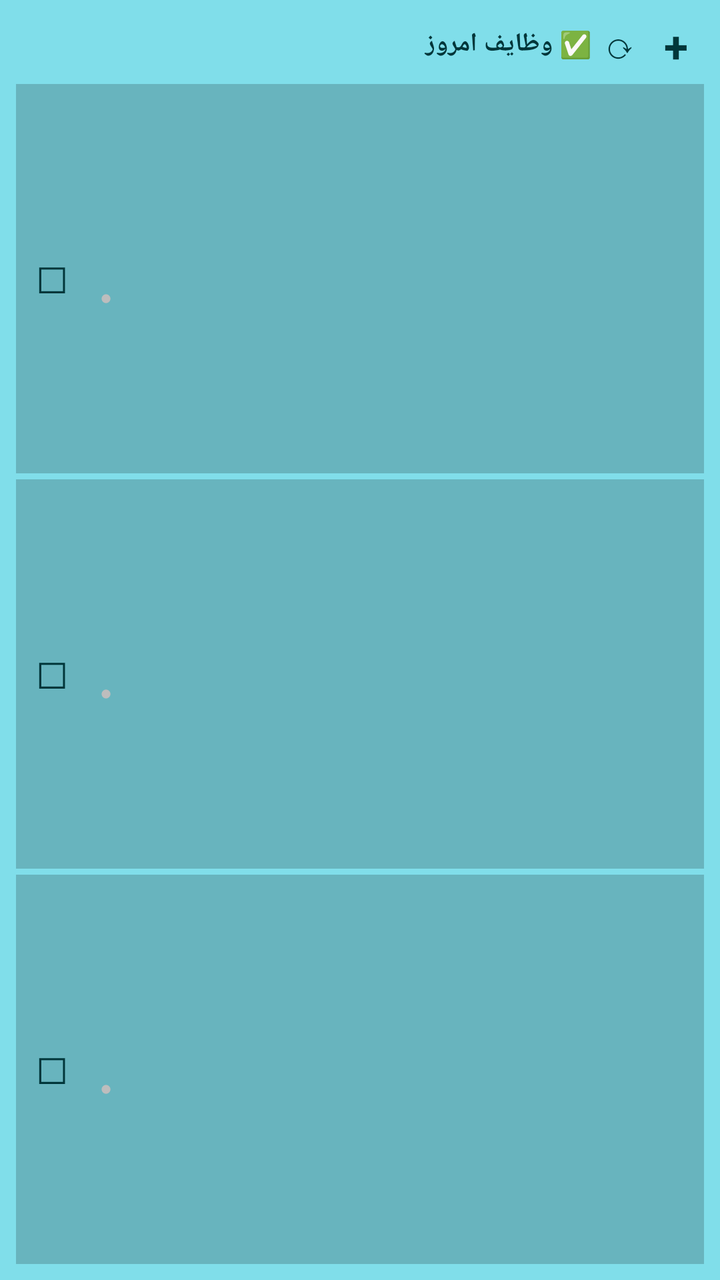
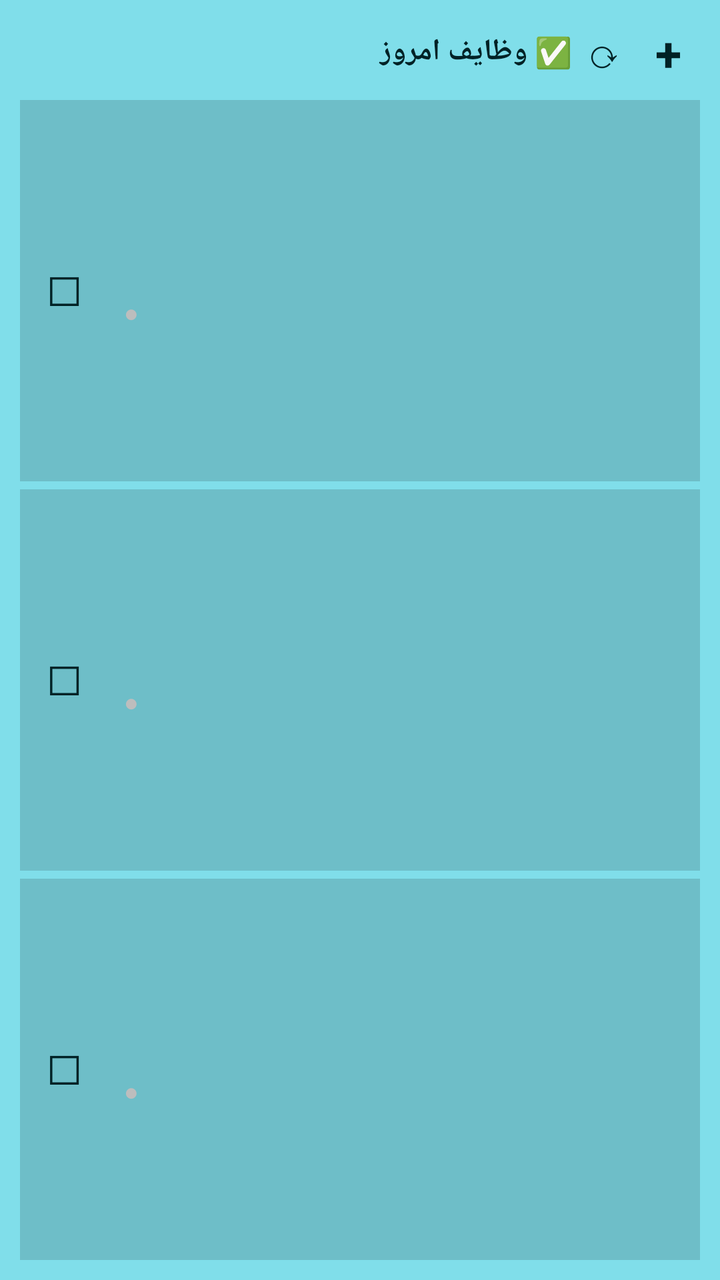

Before-and-after screenshots of an Android layout around one commit, followed by the original layout XML and the change that was made.
<!-- AndroidManifest.xml: application theme Theme.Yaddasht -->
<!-- res/layout/task_widget_layout.xml -->
<?xml version="1.0" encoding="utf-8"?>
<LinearLayout xmlns:android="http://schemas.android.com/apk/res/android"
    android:id="@+id/task_widget_root"
    android:layout_width="match_parent"
    android:layout_height="match_parent"
    android:orientation="vertical"
    android:background="#FF80DEEA"
    android:padding="8dp">

    <LinearLayout
        android:layout_width="match_parent"
        android:layout_height="wrap_content"
        android:orientation="horizontal"
        android:gravity="center_vertical"
        android:layout_marginBottom="6dp">
        <TextView
            android:id="@+id/task_widget_title"
            android:layout_width="0dp"
            android:layout_height="wrap_content"
            android:layout_weight="1"
            android:text="✅ وظایف امروز"
            android:textColor="#FF00363A"
            android:textSize="13sp"
            android:textStyle="bold"
            android:maxLines="1"
            android:ellipsize="end" />
        <TextView
            android:id="@+id/task_refresh"
            android:layout_width="28dp"
            android:layout_height="28dp"
            android:text="⟳"
            android:textColor="#FF00363A"
            android:textSize="18sp"
            android:gravity="center" />
        <TextView
            android:id="@+id/task_add"
            android:layout_width="28dp"
            android:layout_height="28dp"
            android:text="+"
            android:textColor="#FF00363A"
            android:textSize="22sp"
            android:textStyle="bold"
            android:gravity="center" />
    </LinearLayout>

    <LinearLayout
        android:id="@+id/task_item_1"
        android:layout_width="match_parent"
        android:layout_height="0dp"
        android:layout_weight="1"
        android:orientation="horizontal"
        android:background="#30000000"
        android:padding="6dp"
        android:gravity="center_vertical"
        android:layout_marginBottom="3dp">
        <TextView
            android:id="@+id/task_check_1"
            android:layout_width="24dp"
            android:layout_height="24dp"
            android:text="☐"
            android:textColor="#FF00363A"
            android:textSize="18sp"
            android:gravity="center" />
        <LinearLayout
            android:layout_width="0dp"
            android:layout_height="wrap_content"
            android:layout_weight="1"
            android:orientation="vertical"
            android:layout_marginStart="6dp">
            <TextView
                android:id="@+id/task_title_1"
                android:layout_width="match_parent"
                android:layout_height="wrap_content"
                android:textColor="#FF00363A"
                android:textSize="12sp"
                android:textStyle="bold"
                android:maxLines="1"
                android:ellipsize="end" />
            <LinearLayout
                android:layout_width="match_parent"
                android:layout_height="wrap_content"
                android:orientation="horizontal"
                android:gravity="center_vertical"
                android:layout_marginTop="2dp">
                <TextView
                    android:id="@+id/task_time_1"
                    android:layout_width="wrap_content"
                    android:layout_height="wrap_content"
                    android:textColor="#FF00695C"
                    android:textSize="9sp"
                    android:maxLines="1" />
                <TextView
                    android:id="@+id/task_priority_1"
                    android:layout_width="wrap_content"
                    android:layout_height="wrap_content"
                    android:layout_marginStart="6dp"
                    android:text="●"
                    android:textColor="#FFBDBDBD"
                    android:textSize="10sp" />
            </LinearLayout>
        </LinearLayout>
    </LinearLayout>

    <LinearLayout
        android:id="@+id/task_item_2"
        android:layout_width="match_parent"
        android:layout_height="0dp"
        android:layout_weight="1"
        android:orientation="horizontal"
        android:background="#30000000"
        android:padding="6dp"
        android:gravity="center_vertical"
        android:layout_marginBottom="3dp">
        <TextView
            android:id="@+id/task_check_2"
            android:layout_width="24dp"
            android:layout_height="24dp"
            android:text="☐"
            android:textColor="#FF00363A"
            android:textSize="18sp"
            android:gravity="center" />
        <LinearLayout
            android:layout_width="0dp"
            android:layout_height="wrap_content"
            android:layout_weight="1"
            android:orientation="vertical"
            android:layout_marginStart="6dp">
            <TextView
                android:id="@+id/task_title_2"
                android:layout_width="match_parent"
                android:layout_height="wrap_content"
                android:textColor="#FF00363A"
                android:textSize="12sp"
                android:textStyle="bold"
                android:maxLines="1"
                android:ellipsize="end" />
            <LinearLayout
                android:layout_width="match_parent"
                android:layout_height="wrap_content"
                android:orientation="horizontal"
                android:gravity="center_vertical"
                android:layout_marginTop="2dp">
                <TextView
                    android:id="@+id/task_time_2"
                    android:layout_width="wrap_content"
                    android:layout_height="wrap_content"
                    android:textColor="#FF00695C"
                    android:textSize="9sp"
                    android:maxLines="1" />
                <TextView
                    android:id="@+id/task_priority_2"
                    android:layout_width="wrap_content"
                    android:layout_height="wrap_content"
                    android:layout_marginStart="6dp"
                    android:text="●"
                    android:textColor="#FFBDBDBD"
                    android:textSize="10sp" />
            </LinearLayout>
        </LinearLayout>
    </LinearLayout>

    <LinearLayout
        android:id="@+id/task_item_3"
        android:layout_width="match_parent"
        android:layout_height="0dp"
        android:layout_weight="1"
        android:orientation="horizontal"
        android:background="#30000000"
        android:padding="6dp"
        android:gravity="center_vertical">
        <TextView
            android:id="@+id/task_check_3"
            android:layout_width="24dp"
            android:layout_height="24dp"
            android:text="☐"
            android:textColor="#FF00363A"
            android:textSize="18sp"
            android:gravity="center" />
        <LinearLayout
            android:layout_width="0dp"
            android:layout_height="wrap_content"
            android:layout_weight="1"
            android:orientation="vertical"
            android:layout_marginStart="6dp">
            <TextView
                android:id="@+id/task_title_3"
                android:layout_width="match_parent"
                android:layout_height="wrap_content"
                android:textColor="#FF00363A"
                android:textSize="12sp"
                android:textStyle="bold"
                android:maxLines="1"
                android:ellipsize="end" />
            <LinearLayout
                android:layout_width="match_parent"
                android:layout_height="wrap_content"
                android:orientation="horizontal"
                android:gravity="center_vertical"
                android:layout_marginTop="2dp">
                <TextView
                    android:id="@+id/task_time_3"
                    android:layout_width="wrap_content"
                    android:layout_height="wrap_content"
                    android:textColor="#FF00695C"
                    android:textSize="9sp"
                    android:maxLines="1" />
                <TextView
                    android:id="@+id/task_priority_3"
                    android:layout_width="wrap_content"
                    android:layout_height="wrap_content"
                    android:layout_marginStart="6dp"
                    android:text="●"
                    android:textColor="#FFBDBDBD"
                    android:textSize="10sp" />
            </LinearLayout>
        </LinearLayout>
    </LinearLayout>
</LinearLayout>
<!-- resources referenced by this layout -->
<resources>
  <style name="Theme.Yaddasht" parent="android:Theme.Material.NoActionBar">
          <item name="android:windowBackground">@color/bg</item>
          <item name="android:statusBarColor">@color/bg</item>
          <item name="android:navigationBarColor">@color/bg</item>
      </style>
  <color name="bg">#123B33</color>
</resources>

<!-- the commit's change to res/layout/task_widget_layout.xml (unified diff, before → after) -->
@@ -5,74 +5,74 @@
     android:layout_height="match_parent"
     android:orientation="vertical"
     android:background="#FF80DEEA"
-    android:padding="8dp">
+    android:padding="10dp">
 
     <LinearLayout
         android:layout_width="match_parent"
         android:layout_height="wrap_content"
         android:orientation="horizontal"
         android:gravity="center_vertical"
-        android:layout_marginBottom="6dp">
+        android:layout_marginBottom="8dp">
         <TextView
             android:id="@+id/task_widget_title"
             android:layout_width="0dp"
             android:layout_height="wrap_content"
             android:layout_weight="1"
             android:text="✅ وظایف امروز"
-            android:textColor="#FF00363A"
-            android:textSize="13sp"
+            android:textColor="#FF002226"
+            android:textSize="15sp"
             android:textStyle="bold"
             android:maxLines="1"
             android:ellipsize="end" />
         <TextView
             android:id="@+id/task_refresh"
+            android:layout_width="32dp"
+            android:layout_height="32dp"
+            android:text="⟳"
+            android:textColor="#FF002226"
+            android:textSize="20sp"
+            android:gravity="center" />
+        <TextView
+            android:id="@+id/task_add"
+            android:layout_width="32dp"
+            android:layout_height="32dp"
+            android:text="+"
+            android:textColor="#FF002226"
+            android:textSize="24sp"
+            android:textStyle="bold"
+            android:gravity="center" />
+    </LinearLayout>
+
+    <LinearLayout
+        android:id="@+id/task_item_1"
+        android:layout_width="match_parent"
+        android:layout_height="0dp"
+        android:layout_weight="1"
+        android:orientation="horizontal"
+        android:background="#25000000"
+        android:padding="8dp"
+        android:gravity="center_vertical"
+        android:layout_marginBottom="4dp">
+        <TextView
+            android:id="@+id/task_check_1"
             android:layout_width="28dp"
             android:layout_height="28dp"
-            android:text="⟳"
-            android:textColor="#FF00363A"
-            android:textSize="18sp"
-            android:gravity="center" />
-        <TextView
-            android:id="@+id/task_add"
-            android:layout_width="28dp"
-            android:layout_height="28dp"
-            android:text="+"
-            android:textColor="#FF00363A"
-            android:textSize="22sp"
-            android:textStyle="bold"
-            android:gravity="center" />
-    </LinearLayout>
-
-    <LinearLayout
-        android:id="@+id/task_item_1"
-        android:layout_width="match_parent"
-        android:layout_height="0dp"
-        android:layout_weight="1"
-        android:orientation="horizontal"
-        android:background="#30000000"
-        android:padding="6dp"
-        android:gravity="center_vertical"
-        android:layout_marginBottom="3dp">
-        <TextView
-            android:id="@+id/task_check_1"
-            android:layout_width="24dp"
-            android:layout_height="24dp"
             android:text="☐"
-            android:textColor="#FF00363A"
-            android:textSize="18sp"
+            android:textColor="#FF002226"
+            android:textSize="20sp"
             android:gravity="center" />
         <LinearLayout
             android:layout_width="0dp"
             android:layout_height="wrap_content"
             android:layout_weight="1"
             android:orientation="vertical"
-            android:layout_marginStart="6dp">
+            android:layout_marginStart="8dp">
             <TextView
                 android:id="@+id/task_title_1"
                 android:layout_width="match_parent"
                 android:layout_height="wrap_content"
-                android:textColor="#FF00363A"
-                android:textSize="12sp"
+                android:textColor="#FF002226"
+                android:textSize="14sp"
                 android:textStyle="bold"
                 android:maxLines="1"
                 android:ellipsize="end" />
@@ -81,22 +81,22 @@
                 android:layout_height="wrap_content"
                 android:orientation="horizontal"
                 android:gravity="center_vertical"
-                android:layout_marginTop="2dp">
+                android:layout_marginTop="3dp">
                 <TextView
                     android:id="@+id/task_time_1"
                     android:layout_width="wrap_content"
                     android:layout_height="wrap_content"
-                    android:textColor="#FF00695C"
-                    android:textSize="9sp"
+                    android:textColor="#FF005549"
+                    android:textSize="11sp"
                     android:maxLines="1" />
                 <TextView
                     android:id="@+id/task_priority_1"
                     android:layout_width="wrap_content"
                     android:layout_height="wrap_content"
-                    android:layout_marginStart="6dp"
+                    android:layout_marginStart="8dp"
                     android:text="●"
                     android:textColor="#FFBDBDBD"
-                    android:textSize="10sp" />
+                    android:textSize="12sp" />
             </LinearLayout>
         </LinearLayout>
     </LinearLayout>
@@ -107,30 +107,30 @@
         android:layout_height="0dp"
         android:layout_weight="1"
         android:orientation="horizontal"
-        android:background="#30000000"
-        android:padding="6dp"
+        android:background="#25000000"
+        android:padding="8dp"
         android:gravity="center_vertical"
-        android:layout_marginBottom="3dp">
+        android:layout_marginBottom="4dp">
         <TextView
             android:id="@+id/task_check_2"
-            android:layout_width="24dp"
-            android:layout_height="24dp"
+            android:layout_width="28dp"
+            android:layout_height="28dp"
             android:text="☐"
-            android:textColor="#FF00363A"
-            android:textSize="18sp"
+            android:textColor="#FF002226"
+            android:textSize="20sp"
             android:gravity="center" />
         <LinearLayout
             android:layout_width="0dp"
             android:layout_height="wrap_content"
             android:layout_weight="1"
             android:orientation="vertical"
-            android:layout_marginStart="6dp">
+            android:layout_marginStart="8dp">
             <TextView
                 android:id="@+id/task_title_2"
                 android:layout_width="match_parent"
                 android:layout_height="wrap_content"
-                android:textColor="#FF00363A"
-                android:textSize="12sp"
+                android:textColor="#FF002226"
+                android:textSize="14sp"
                 android:textStyle="bold"
                 android:maxLines="1"
                 android:ellipsize="end" />
@@ -139,22 +139,22 @@
                 android:layout_height="wrap_content"
                 android:orientation="horizontal"
                 android:gravity="center_vertical"
-                android:layout_marginTop="2dp">
+                android:layout_marginTop="3dp">
                 <TextView
                     android:id="@+id/task_time_2"
                     android:layout_width="wrap_content"
                     android:layout_height="wrap_content"
-                    android:textColor="#FF00695C"
-                    android:textSize="9sp"
+                    android:textColor="#FF005549"
+                    android:textSize="11sp"
                     android:maxLines="1" />
                 <TextView
                     android:id="@+id/task_priority_2"
                     android:layout_width="wrap_content"
                     android:layout_height="wrap_content"
-                    android:layout_marginStart="6dp"
+                    android:layout_marginStart="8dp"
                     android:text="●"
                     android:textColor="#FFBDBDBD"
-                    android:textSize="10sp" />
+                    android:textSize="12sp" />
             </LinearLayout>
         </LinearLayout>
     </LinearLayout>
@@ -165,29 +165,29 @@
         android:layout_height="0dp"
         android:layout_weight="1"
         android:orientation="horizontal"
-        android:background="#30000000"
-        android:padding="6dp"
+        android:background="#25000000"
+        android:padding="8dp"
         android:gravity="center_vertical">
         <TextView
             android:id="@+id/task_check_3"
-            android:layout_width="24dp"
-            android:layout_height="24dp"
+            android:layout_width="28dp"
+            android:layout_height="28dp"
             android:text="☐"
-            android:textColor="#FF00363A"
-            android:textSize="18sp"
+            android:textColor="#FF002226"
+            android:textSize="20sp"
             android:gravity="center" />
         <LinearLayout
             android:layout_width="0dp"
             android:layout_height="wrap_content"
             android:layout_weight="1"
             android:orientation="vertical"
-            android:layout_marginStart="6dp">
+            android:layout_marginStart="8dp">
             <TextView
                 android:id="@+id/task_title_3"
                 android:layout_width="match_parent"
                 android:layout_height="wrap_content"
-                android:textColor="#FF00363A"
-                android:textSize="12sp"
+                android:textColor="#FF002226"
+                android:textSize="14sp"
                 android:textStyle="bold"
                 android:maxLines="1"
                 android:ellipsize="end" />
@@ -196,22 +196,22 @@
                 android:layout_height="wrap_content"
                 android:orientation="horizontal"
                 android:gravity="center_vertical"
-                android:layout_marginTop="2dp">
+                android:layout_marginTop="3dp">
                 <TextView
                     android:id="@+id/task_time_3"
                     android:layout_width="wrap_content"
                     android:layout_height="wrap_content"
-                    android:textColor="#FF00695C"
-                    android:textSize="9sp"
+                    android:textColor="#FF005549"
+                    android:textSize="11sp"
                     android:maxLines="1" />
                 <TextView
                     android:id="@+id/task_priority_3"
                     android:layout_width="wrap_content"
                     android:layout_height="wrap_content"
-                    android:layout_marginStart="6dp"
+                    android:layout_marginStart="8dp"
                     android:text="●"
                     android:textColor="#FFBDBDBD"
-                    android:textSize="10sp" />
+                    android:textSize="12sp" />
             </LinearLayout>
         </LinearLayout>
     </LinearLayout>
